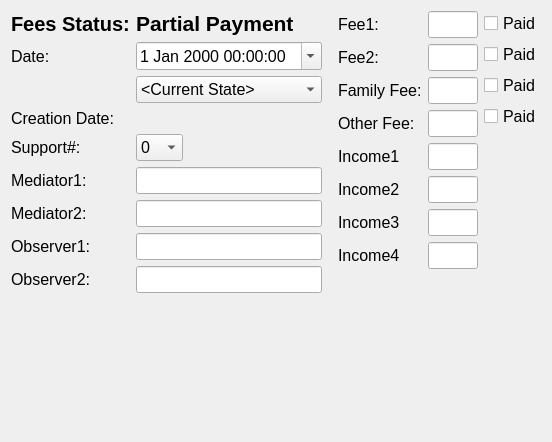
Before: the Qt Designer form drc/gui/mediationsessionform.ui in lansdon/cpts483_drc, drawn with Qt 5.
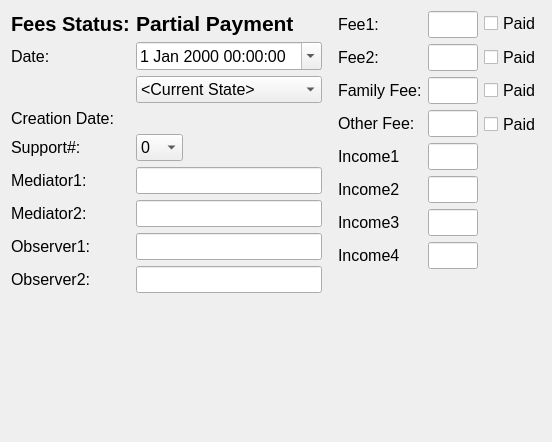
After: the same form once the commit is applied.

Commit message: Updates for misc broken fields. Adds support# to party model.

What changed in the file:
```diff
--- a/drc/gui/mediationsessionform.ui
+++ b/drc/gui/mediationsessionform.ui
@@ -592,7 +592,10 @@
      <property name="sizeConstraint">
       <enum>QLayout::SetNoConstraint</enum>
      </property>
-     <item row="0" column="0">
+     <property name="fieldGrowthPolicy">
+      <enum>QFormLayout::FieldsStayAtSizeHint</enum>
+     </property>
+     <item row="1" column="0">
       <widget class="QCheckBox" name="Fee1PaidCheckBox">
        <property name="font">
         <font>
@@ -604,8 +607,14 @@
        </property>
       </widget>
      </item>
-     <item row="1" column="0">
+     <item row="2" column="0">
       <widget class="QCheckBox" name="Fee2PaidCheckBox">
+       <property name="minimumSize">
+        <size>
+         <width>0</width>
+         <height>30</height>
+        </size>
+       </property>
        <property name="font">
         <font>
          <pointsize>12</pointsize>
@@ -616,8 +625,14 @@
        </property>
       </widget>
      </item>
-     <item row="2" column="0">
+     <item row="3" column="0">
       <widget class="QCheckBox" name="FamilyFeePaidCheckBox">
+       <property name="minimumSize">
+        <size>
+         <width>0</width>
+         <height>25</height>
+        </size>
+       </property>
        <property name="font">
         <font>
          <pointsize>12</pointsize>
@@ -628,8 +643,14 @@
        </property>
       </widget>
      </item>
-     <item row="3" column="0">
+     <item row="4" column="0">
       <widget class="QCheckBox" name="OtherFeePaidCheckBox">
+       <property name="minimumSize">
+        <size>
+         <width>0</width>
+         <height>30</height>
+        </size>
+       </property>
        <property name="font">
         <font>
          <pointsize>12</pointsize>
```
Left out of the diff: 36 changed lines with no effect on the pictures. The commit also changes 7 other files.
